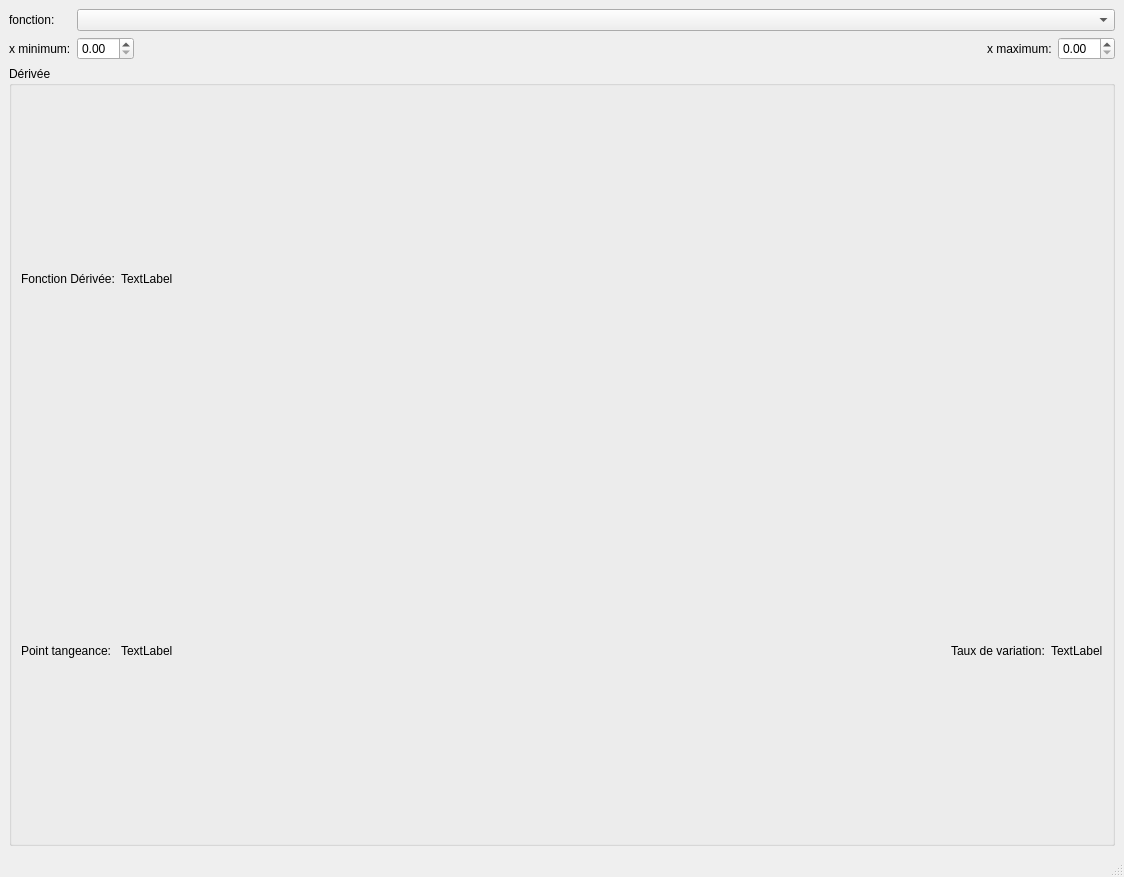
First picture: the form in ui/tp2derivee.ui, repository Jean-ChristopheGagne/TP2-Fonctions-derives, before the edit.
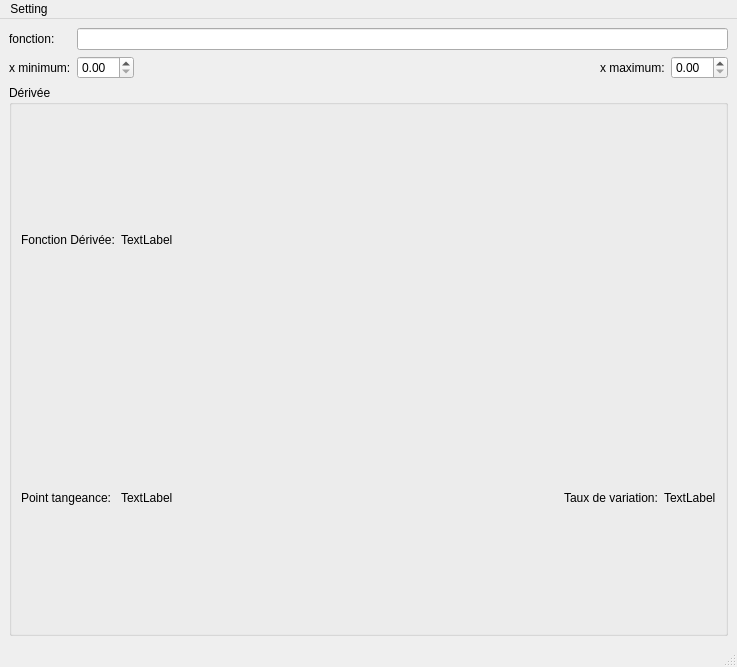
Second picture: the form after the edit.

Commit message: implémentation du main, modification dans le UI et mise à jour des classes fenetre_principale.py et fonction.py

```diff
--- a/ui/tp2derivee.ui
+++ b/ui/tp2derivee.ui
@@ -6,8 +6,8 @@
    <rect>
     <x>0</x>
     <y>0</y>
-    <width>1124</width>
-    <height>877</height>
+    <width>737</width>
+    <height>667</height>
    </rect>
   </property>
   <property name="windowTitle">
@@ -17,9 +17,6 @@
    <layout class="QVBoxLayout" name="verticalLayout_3" stretch="0,1,0">
     <item>
      <layout class="QGridLayout" name="gridLayout_2">
-      <item row="1" column="4">
-       <widget class="QDoubleSpinBox" name="doubleSpinBox"/>
-      </item>
       <item row="1" column="3">
        <widget class="QLabel" name="label_6">
         <property name="text">
@@ -27,6 +24,12 @@
         </property>
        </widget>
       </item>
+      <item row="1" column="1">
+       <widget class="QDoubleSpinBox" name="Xmin"/>
+      </item>
+      <item row="1" column="4">
+       <widget class="QDoubleSpinBox" name="Xmax"/>
+      </item>
       <item row="0" column="0">
        <widget class="QLabel" name="label_5">
         <property name="text">
@@ -34,19 +37,6 @@
         </property>
        </widget>
       </item>
-      <item row="1" column="0">
-       <widget class="QLabel" name="label_4">
-        <property name="text">
-         <string>x minimum:</string>
-        </property>
-       </widget>
-      </item>
-      <item row="1" column="1">
-       <widget class="QDoubleSpinBox" name="doubleSpinBox_2"/>
-      </item>
-      <item row="0" column="1" colspan="4">
-       <widget class="QComboBox" name="comboBox"/>
-      </item>
       <item row="1" column="2">
        <spacer name="horizontalSpacer">
         <property name="orientation">
@@ -60,6 +50,16 @@
         </property>
        </spacer>
       </item>
+      <item row="1" column="0">
+       <widget class="QLabel" name="label_4">
+        <property name="text">
+         <string>x minimum:</string>
+        </property>
+       </widget>
+      </item>
+      <item row="0" column="1" colspan="4">
+       <widget class="QLineEdit" name="fonctionEdit"/>
+      </item>
      </layout>
     </item>
     <item>
@@ -148,10 +148,17 @@
     <rect>
      <x>0</x>
      <y>0</y>
-     <width>1124</width>
+     <width>737</width>
      <height>33</height>
     </rect>
    </property>
+   <widget class="QMenu" name="menuSetting">
+    <property name="title">
+     <string>Setting</string>
+    </property>
+    <addaction name="actionCouleur"/>
+   </widget>
+   <addaction name="menuSetting"/>
   </widget>
   <widget class="QStatusBar" name="statusbar"/>
  </widget>
```
Left out of the diff: 7 changed lines with no effect on the pictures. The commit also changes 3 other files.
